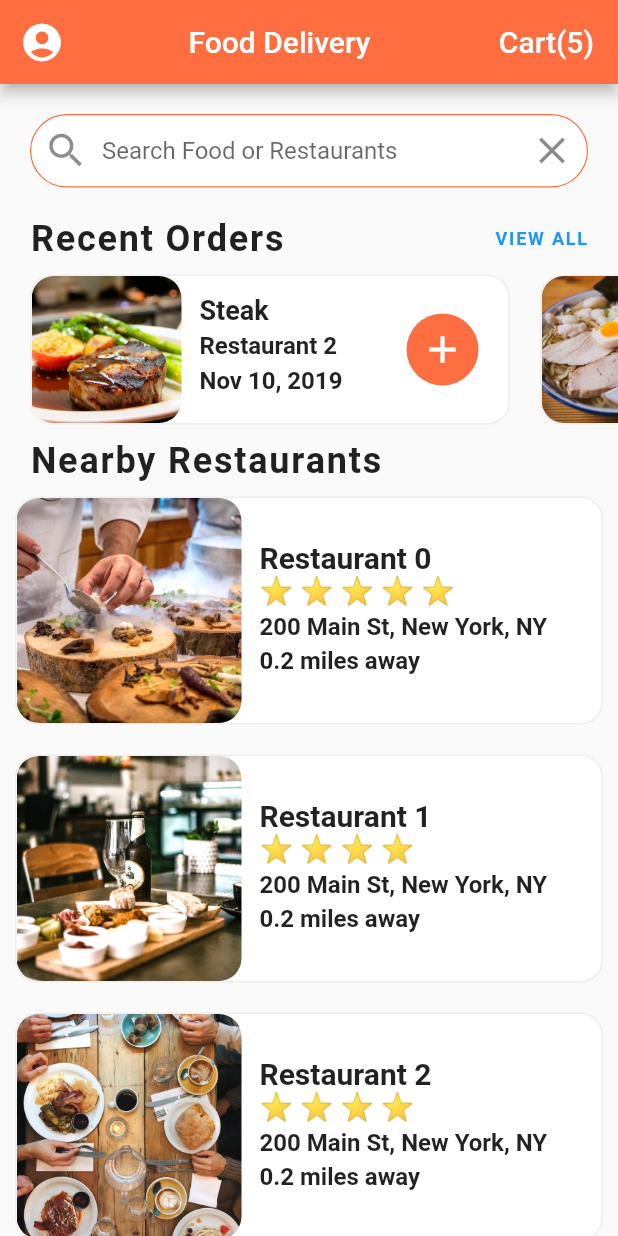
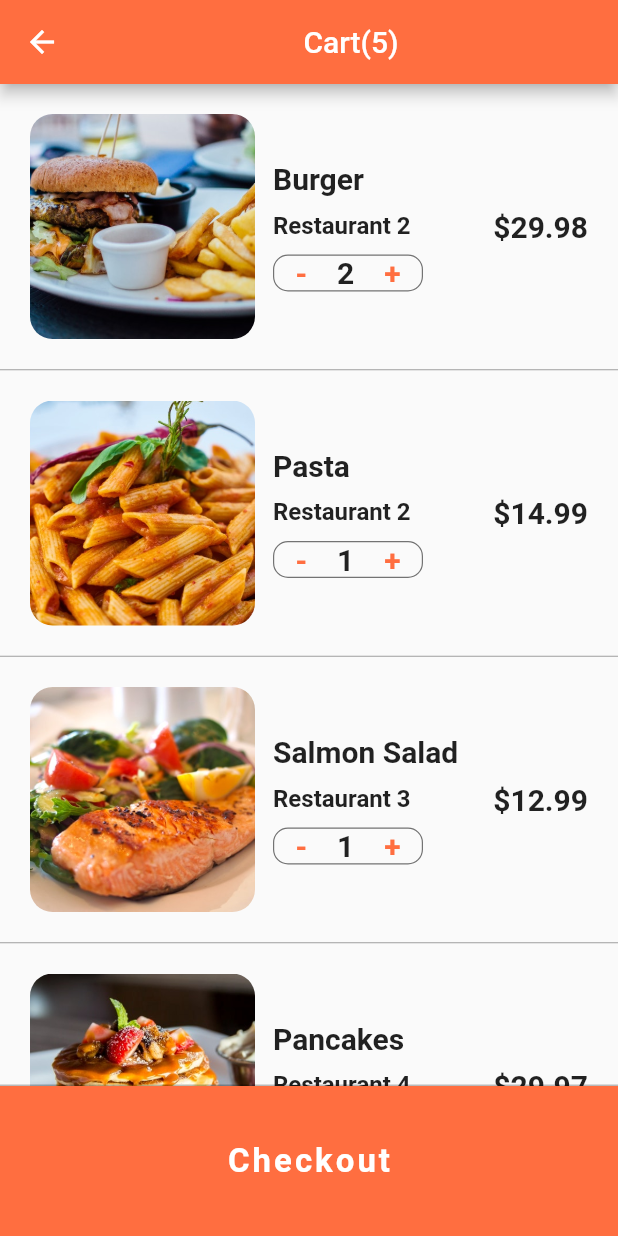
Before and after one commit to Kawcher123/fooddeliveryUI, a Flutter app: the screen it shows after launch, after a tap on an icon or button, on a phone screen of 412 x 824 dp. Run offline on Flutter 3.47's test engine with Material 2 defaults, Android fonts, the phone set to English and light mode, and no system bars.

Commit message:
final ui

```diff
--- /dev/null
+++ b/lib/screens/cartscreen.dart
@@ -0,0 +1,208 @@
+import 'package:flutter/material.dart';
+import 'package:fooddelivery/data/data.dart';
+import 'package:fooddelivery/models/order.dart';
+
+class CartScreen extends StatefulWidget {
+  @override
+  _CartScreenState createState() => _CartScreenState();
+}
+
+class _CartScreenState extends State<CartScreen> {
+  @override
+  Widget build(BuildContext context) {
+    double totalprice = 0;
+    currentUser.cart.forEach(
+        (Order order) => totalprice += order.quantity * order.food.price);
+    return Scaffold(
+      appBar: AppBar(
+        title: Center(child: Text("Cart(${currentUser.cart.length})")),
+      ),
+      body: ListView.separated(
+        physics: BouncingScrollPhysics(),
+        itemCount: currentUser.cart.length + 1,
+        itemBuilder: (BuildContext context, int index) {
+          if (index < currentUser.cart.length) {
+            Order order = currentUser.cart[index];
+            return _buildCart(order);
+          }
+          return Padding(
+            padding: EdgeInsets.all(20.0),
+            child: Column(
+              children: [
+                Row(
+                  mainAxisAlignment: MainAxisAlignment.spaceBetween,
+                  children: [
+                    Text(
+                      "Estimated Delivery Time:",
+                      style: TextStyle(
+                          fontSize: 20.0, fontWeight: FontWeight.w600),
+                    ),
+                    Text(
+                      "25 mins",
+                      style: TextStyle(
+                          fontSize: 20.0, fontWeight: FontWeight.w600),
+                    ),
+                  ],
+                ),
+                SizedBox(
+                  height: 10.0,
+                ),
+                Row(
+                  mainAxisAlignment: MainAxisAlignment.spaceBetween,
+                  children: [
+                    Text(
+                      "Total Cost:",
+                      style: TextStyle(
+                          fontSize: 20.0, fontWeight: FontWeight.w600),
+                    ),
+                    Text(
+                      "\$${totalprice.toStringAsFixed(2)}",
+                      style: TextStyle(
+                          color: Colors.green[700],
+                          fontSize: 20.0,
+                          fontWeight: FontWeight.w600),
+                    ),
+                  ],
+                ),
+                SizedBox(
+                  height: 100.0,
+                )
+              ],
+            ),
+          );
+        },
+        separatorBuilder: (BuildContext context, int index) {
+          return Divider(
+            height: 1.0,
+            color: Colors.grey,
+          );
+        },
+      ),
+      bottomSheet: Container(
+        height: 100.0,
+        width: MediaQuery.of(context).size.width,
+        decoration:
+            BoxDecoration(color: Theme.of(context).primaryColor, boxShadow: [
+          BoxShadow(color: Colors.black26, offset: Offset(0, -1)),
+        ]),
+        child: Center(
+          child: FlatButton(
+            child: Text(
+              "Checkout",
+              style: TextStyle(
+                  fontSize: 22.0,
+                  color: Colors.white,
+                  fontWeight: FontWeight.bold,
+                  letterSpacing: 2.0),
+            ),
+            onPressed: () {},
+          ),
+        ),
+      ),
+    );
+  }
+
+  _buildCart(Order order) {
+    return Padding(
+      padding: const EdgeInsets.all(20.0),
+      child: Container(
+        height: 150.0,
+        child: Row(
+          mainAxisAlignment: MainAxisAlignment.spaceBetween,
+          children: [
+            Expanded(
+              child: Row(
+                children: [
+                  Container(
+                    width: 150,
+                    decoration: BoxDecoration(
+                        image: DecorationImage(
+                            image: AssetImage(order.food.imageUrl),
+                            fit: BoxFit.cover),
+                        borderRadius: BorderRadius.circular(15.0)),
+                  ),
+                  Expanded(
+                    child: Container(
+                      margin: EdgeInsets.all(12.0),
+                      child: Column(
+                        mainAxisAlignment: MainAxisAlignment.center,
+                        crossAxisAlignment: CrossAxisAlignment.start,
+                        children: [
+                          Text(
+                            order.food.name,
+                            style: TextStyle(
+                                fontSize: 20.0, fontWeight: FontWeight.bold),
+                            overflow: TextOverflow.ellipsis,
+                          ),
+                          SizedBox(
+                            height: 10.0,
+                          ),
+                          Text(
+                            order.restaurant.name,
+                            style: TextStyle(
+                                fontSize: 16.0, fontWeight: FontWeight.w600),
+                            overflow: TextOverflow.ellipsis,
+                          ),
+                          SizedBox(
+                            height: 10.0,
+                          ),
+                          Container(
+                            width: 100.0,
+                            decoration: BoxDecoration(
+                                borderRadius: BorderRadius.circular(10.0),
+                                border: Border.all(
+                                    width: 0.8, color: Colors.black54)),
+                            child: Row(
+                              mainAxisAlignment: MainAxisAlignment.center,
+                              children: [
+                                Text(
+                                  "-",
+                                  style: TextStyle(
+                                      color: Theme.of(context).primaryColor,
+                                      fontSize: 20.0,
+                                      fontWeight: FontWeight.w600),
+                                  overflow: TextOverflow.ellipsis,
+                                ),
+                                SizedBox(
+                                  width: 20.0,
+                                ),
+                                Text(
+                                  order.quantity.toString(),
+                                  style: TextStyle(
+                                      fontSize: 20.0,
+                                      fontWeight: FontWeight.w600),
+                                  overflow: TextOverflow.ellipsis,
+                                ),
+                                SizedBox(
+                                  width: 20.0,
+                                ),
+                                Text(
+                                  "+",
+                                  style: TextStyle(
+                                      color: Theme.of(context).primaryColor,
+                                      fontSize: 20.0,
+                                      fontWeight: FontWeight.w600),
+                                  overflow: TextOverflow.ellipsis,
+                                )
+                              ],
+                            ),
+                          )
+                        ],
+                      ),
+                    ),
+                  ),
+                  Text(
+                    "\$${order.quantity * order.food.price}",
+                    style:
+                        TextStyle(fontSize: 20.0, fontWeight: FontWeight.w600),
+                    overflow: TextOverflow.ellipsis,
+                  )
+                ],
+              ),
+            )
+          ],
+        ),
+      ),
+    );
+  }
+}
--- a/lib/screens/homescreen.dart
+++ b/lib/screens/homescreen.dart
@@ -1,6 +1,7 @@
 import 'package:flutter/material.dart';
 import 'package:fooddelivery/data/data.dart';
 import 'package:fooddelivery/models/restaurant.dart';
+import 'package:fooddelivery/screens/cartscreen.dart';
 import 'package:fooddelivery/screens/restaurantscreen.dart';
 import 'package:fooddelivery/widgets/ratings.dart';
 import 'package:fooddelivery/widgets/recentorders.dart';
@@ -29,11 +30,13 @@ class _HomeScreenState extends State<HomeScreen> {
               "Cart(${currentUser.cart.length})",
               style: TextStyle(color: Colors.white, fontSize: 20.0),
             ),
-            onPressed: () {},
+            onPressed: () => Navigator.push(
+                context, MaterialPageRoute(builder: (_) => CartScreen())),
           )
         ],
       ),
       body: ListView(
+        physics: BouncingScrollPhysics(),
         children: [
           Padding(
             padding: const EdgeInsets.all(20.0),
--- a/lib/screens/restaurantscreen.dart
+++ b/lib/screens/restaurantscreen.dart
@@ -139,15 +139,7 @@ class _RestaurantScreenState extends State<RestaurantScreen> {
               crossAxisCount: 2,
               children: List.generate(widget.restaurant.menu.length, (index) {
                 Food food = widget.restaurant.menu[index];
-                return Padding(
-                  padding: const EdgeInsets.all(8.0),
-                  child: Container(
-                    child: Image(
-                      image: AssetImage(food.imageUrl),
-                      fit: BoxFit.cover,
-                    ),
-                  ),
-                );
+                return _buildRestFood(food);
               }),
             ),
           )
@@ -155,4 +147,76 @@ class _RestaurantScreenState extends State<RestaurantScreen> {
       ),
     );
   }
+
+  _buildRestFood(Food menuItem) {
+    return Center(
+      child: Stack(
+        alignment: Alignment.center,
+        children: [
+          Container(
+            height: 175.0,
+            width: 175.0,
+            decoration: BoxDecoration(
+                image: DecorationImage(
+                    image: AssetImage(menuItem.imageUrl), fit: BoxFit.cover),
+                borderRadius: BorderRadius.circular(15.0)),
+          ),
+          Container(
+            height: 175.0,
+            width: 175.0,
+            decoration: BoxDecoration(
+                borderRadius: BorderRadius.circular(15.0),
+                gradient: LinearGradient(
+                    begin: Alignment.topRight,
+                    end: Alignment.bottomLeft,
+                    colors: [
+                      Colors.black.withOpacity(0.3),
+                      Colors.black87.withOpacity(0.3),
+                      Colors.black54.withOpacity(0.3),
+                      Colors.black38.withOpacity(0.3),
+                    ])),
+          ),
+          Positioned(
+            bottom: 65.0,
+            child: Column(
+              children: [
+                Text(
+                  menuItem.name,
+                  style: TextStyle(
+                      fontSize: 24.0,
+                      color: Colors.white,
+                      fontWeight: FontWeight.bold,
+                      letterSpacing: 1.2),
+                ),
+                Text(
+                  '\$${menuItem.price}',
+                  style: TextStyle(
+                      fontSize: 18.0,
+                      color: Colors.white,
+                      fontWeight: FontWeight.bold,
+                      letterSpacing: 1.2),
+                ),
+              ],
+            ),
+          ),
+          Positioned(
+            bottom: 10.0,
+            right: 10.0,
+            child: Container(
+              decoration: BoxDecoration(
+                borderRadius: BorderRadius.circular(30.0),
+                color: Theme.of(context).primaryColor,
+              ),
+              child: IconButton(
+                icon: Icon(Icons.add),
+                iconSize: 30.0,
+                color: Colors.white,
+                onPressed: () {},
+              ),
+            ),
+          )
+        ],
+      ),
+    );
+  }
 }
```
